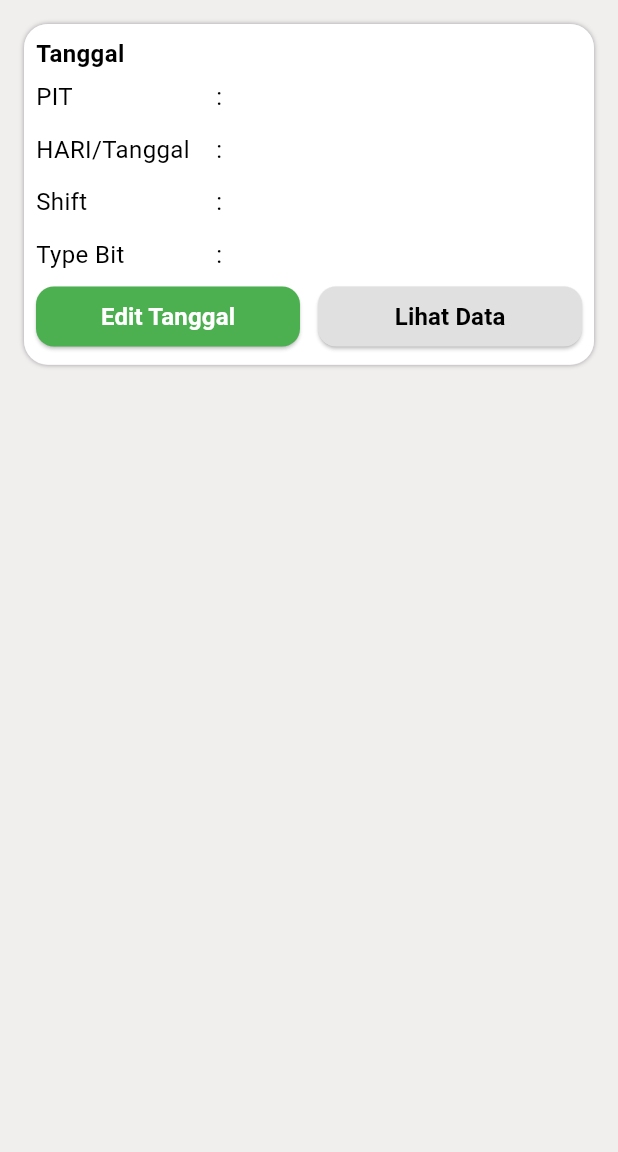
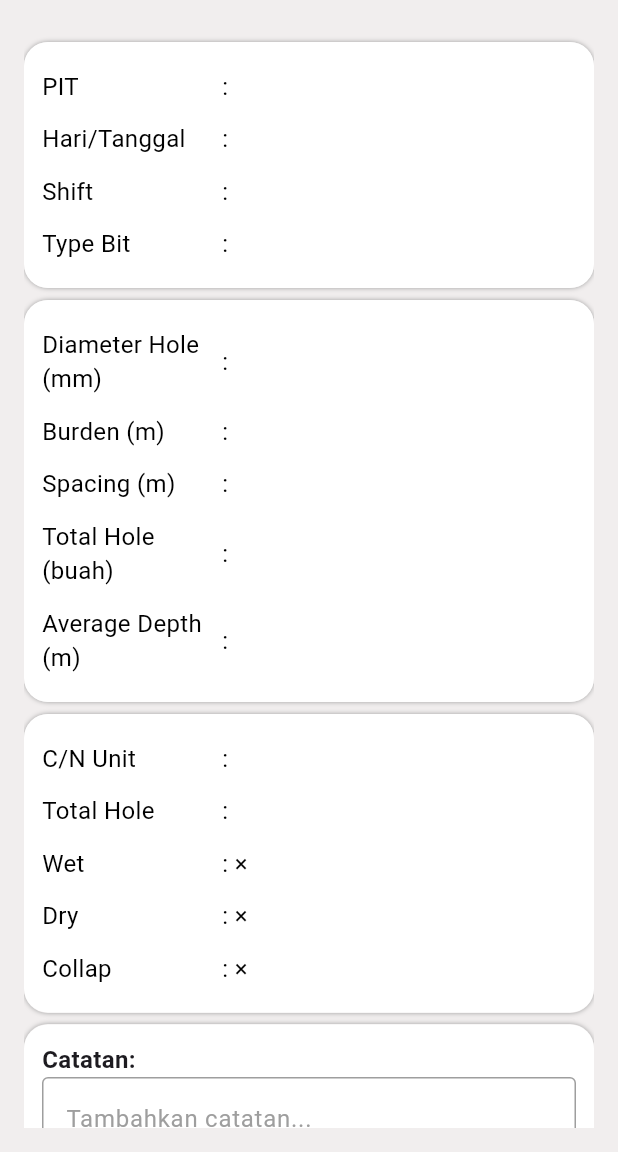
Before and after one commit to subkhanasroi/kpp-mining, a Flutter app: the TablePage screen opened directly, after a tap on "Lihat Data", on a phone screen of 412 x 824 dp, the part 84-1236 px from its top. Run offline on Flutter 3.47's test engine with Material 3 defaults, Android fonts, the phone set to English and light mode, and no system bars; our stand-ins replace flutter_svg, get; project files that could hold a hidden picture were left out.

Commit message:
create brick table

```diff
--- /dev/null
+++ b/lib/component/custom_table.component.dart
@@ -0,0 +1,72 @@
+import 'package:flutter/material.dart';
+
+void main() => runApp(const MaterialApp(home: GridBrickTable()));
+
+class GridBrickTable extends StatelessWidget {
+  const GridBrickTable({super.key});
+
+  static const int rowCount = 20;
+  static const int colCount = 20;
+
+  String getRowLabel(int index) => String.fromCharCode(65 + index); // A - T
+
+  @override
+  Widget build(BuildContext context) {
+    return Scaffold(
+      appBar: AppBar(title: const Text("Brick Style Grid")),
+      body: SingleChildScrollView(
+        scrollDirection: Axis.horizontal,
+        child: SingleChildScrollView(
+          child: Column(
+            children: List.generate(rowCount + 1, (row) {
+              // Header (baris pertama)
+              if (row == 0) {
+                return Row(
+                  children: List.generate(colCount + 1, (col) {
+                    if (col == colCount)
+                      return const SizedBox(width: 50); // sudut kanan atas
+                    return Container(
+                      width: 50,
+                      height: 40,
+                      alignment: Alignment.center,
+                      child: Text('${col + 1}'),
+                    );
+                  }),
+                );
+              }
+
+              // Baris isi data
+              return Row(
+                children: [
+                  // Offset: Tambah SizedBox setengah kolom untuk row genap
+                  if (row % 2 == 0) const SizedBox(width: 25),
+
+                  // Isi kolom
+                  ...List.generate(colCount, (col) {
+                    return Container(
+                      width: 50,
+                      height: 40,
+                      decoration: BoxDecoration(
+                        border: Border.all(color: Colors.grey),
+                      ),
+                      alignment: Alignment.center,
+                      child: const Text('-'),
+                    );
+                  }),
+
+                  // Label huruf kanan
+                  Container(
+                    width: 50,
+                    height: 40,
+                    alignment: Alignment.center,
+                    child: Text(getRowLabel(row - 1)),
+                  ),
+                ],
+              );
+            }),
+          ),
+        ),
+      ),
+    );
+  }
+}
--- /dev/null
+++ b/lib/controller/table/table.controller.dart
@@ -0,0 +1,31 @@
+import 'package:get/get.dart';
+import 'package:kppmining_calculator/model/inspect_data.model.dart';
+import 'package:kppmining_calculator/ui/table/inspect_data_page.dart';
+
+class TableController extends GetxController {
+  void getToInspectData() {
+    final emptyModel = InspectionFormModel(
+      pit: '',
+      date: '',
+      shift: '',
+      typeBit: '',
+      diameterHole: null,
+      burden: null,
+      spacing: null,
+      totalHole: null,
+      averageDepth: null,
+      cnUnit: '',
+      totalHoleStatus: null,
+      wet: false,
+      dry: false,
+      collapse: false,
+      note: '',
+    );
+
+    Get.to(
+      () => InspectionForPage(
+        data: emptyModel,
+      ),
+    );
+  }
+}
--- /dev/null
+++ b/lib/model/inspect_data.model.dart
@@ -0,0 +1,35 @@
+class InspectionFormModel {
+  final String pit;
+  final String date;
+  final String shift;
+  final String typeBit;
+  final int? diameterHole;
+  final int? burden;
+  final int? spacing;
+  final int? totalHole;
+  final double? averageDepth;
+  final String cnUnit;
+  final int? totalHoleStatus;
+  final bool wet;
+  final bool dry;
+  final bool collapse;
+  final String note;
+
+  InspectionFormModel({
+    required this.pit,
+    required this.date,
+    required this.shift,
+    required this.typeBit,
+    this.diameterHole,
+    this.burden,
+    this.spacing,
+    this.totalHole,
+    this.averageDepth,
+    required this.cnUnit,
+    this.totalHoleStatus,
+    this.wet = false,
+    this.dry = false,
+    this.collapse = false,
+    required this.note,
+  });
+}
--- a/lib/ui/calculator/calculator.page.dart
+++ b/lib/ui/calculator/calculator.page.dart
@@ -12,8 +12,11 @@ class CalculatorPage extends StatelessWidget {
 
     return Scaffold(
       appBar: const AppBarCustom(),
-      body: Padding(
+      body: Container(
+        decoration: BoxDecoration(
+            borderRadius: BorderRadius.circular(16), color: Colors.white),
         padding: const EdgeInsets.all(16.0),
+        margin: const EdgeInsets.all(16.0),
         child: GetBuilder<CalculatorController>(
           init: CalculatorController(),
           builder: (_) {
--- /dev/null
+++ b/lib/ui/table/inspect_data_page.dart
@@ -0,0 +1,183 @@
+import 'package:flutter/material.dart';
+import 'package:kppmining_calculator/component/appbar.component.dart';
+import 'package:kppmining_calculator/model/inspect_data.model.dart';
+
+class InspectionForPage extends StatelessWidget {
+  final InspectionFormModel data;
+
+  const InspectionForPage({
+    super.key,
+    required this.data,
+  });
+
+  @override
+  Widget build(BuildContext context) {
+    return Scaffold(
+        appBar: const AppBarCustom(),
+        body: Padding(
+          padding: const EdgeInsets.all(16),
+          child: ListView(
+            children: [
+              const SizedBox(height: 12),
+              Container(
+                padding: const EdgeInsets.all(12),
+                decoration: _decoration(),
+                child: Column(
+                  children: [
+                    _buildDateTime('PIT', data.pit),
+                    _buildDateTime('Hari/Tanggal', data.date),
+                    _buildDateTime('Shift', data.shift),
+                    _buildDateTime('Type Bit', data.typeBit),
+                  ],
+                ),
+              ),
+              const SizedBox(
+                height: 8,
+              ),
+              Container(
+                padding: const EdgeInsets.all(12),
+                decoration: _decoration(),
+                child: Column(
+                  children: [
+                    _buildDateTime(
+                        'Diameter Hole (mm)', data.diameterHole?.toString()),
+                    _buildDateTime('Burden (m)', data.burden?.toString()),
+                    _buildDateTime('Spacing (m)', data.spacing?.toString()),
+                    _buildDateTime(
+                        'Total Hole (buah)', data.totalHole?.toString()),
+                    _buildDateTime(
+                        'Average Depth (m)', data.averageDepth?.toString()),
+                  ],
+                ),
+              ),
+              const SizedBox(
+                height: 8,
+              ),
+              Container(
+                padding: const EdgeInsets.all(12),
+                decoration: _decoration(),
+                child: Column(
+                  children: [
+                    _buildDateTime('C/N Unit', data.cnUnit),
+                    _buildDateTime(
+                        'Total Hole', data.totalHoleStatus?.toString()),
+                    _buildDateTime('Wet', data.wet ? '✓' : '×'),
+                    _buildDateTime('Dry', data.dry ? '✓' : '×'),
+                    _buildDateTime('Collap', data.collapse ? '✓' : '×'),
+                  ],
+                ),
+              ),
+              const SizedBox(
+                height: 8,
+              ),
+              Container(
+                padding: const EdgeInsets.all(12),
+                decoration: _decoration(),
+                child: Column(
+                  crossAxisAlignment: CrossAxisAlignment.start,
+                  children: [
+                    const Text('Catatan:',
+                        style: TextStyle(
+                            fontSize: 16, fontWeight: FontWeight.bold)),
+                    const TextField(
+                        maxLines: 2,
+                        decoration: InputDecoration(
+                          hintText: 'Tambahkan catatan...',
+                          hintStyle: TextStyle(color: Colors.grey),
+                          enabledBorder: OutlineInputBorder(
+                              borderSide: BorderSide(color: Colors.grey)),
+                          disabledBorder: OutlineInputBorder(
+                              borderSide: BorderSide(color: Colors.grey)),
+                          border: OutlineInputBorder(
+                              borderSide: BorderSide(color: Colors.grey)),
+                        )),
+                    const SizedBox(
+                      height: 8,
+                    ),
+                    Row(
+                      children: [
+                        Expanded(
+                          child: SizedBox(
+                            child: ElevatedButton(
+                              onPressed: () {},
+                              style: ElevatedButton.styleFrom(
+                                backgroundColor: Colors.green,
+                                shape: RoundedRectangleBorder(
+                                  borderRadius: BorderRadius.circular(12),
+                                ),
+                              ),
+                              child: const Text(
+                                'Simpan',
+                                style: TextStyle(
+                                  color: Colors.white,
+                                  fontSize: 16,
+                                  fontWeight: FontWeight.bold,
+                                ),
+                              ),
+                            ),
+                          ),
+                        ),
+                        const SizedBox(width: 12),
+                        Expanded(
+                          child: SizedBox(
+                            child: ElevatedButton(
+                              onPressed: () {},
+                              style: ElevatedButton.styleFrom(
+                                backgroundColor: Colors.grey.shade300,
+                                shape: RoundedRectangleBorder(
+                                  borderRadius: BorderRadius.circular(12),
+                                ),
+                              ),
+                              child: const Text(
+                                'Reset',
+                                style: TextStyle(
+                                  color: Colors.black,
+                                  fontSize: 16,
+                                  fontWeight: FontWeight.bold,
+                                ),
+                              ),
+                            ),
+                          ),
+                        ),
+                      ],
+                    ),
+                  ],
+                ),
+              ),
+              Text(data.note, style: const TextStyle(fontSize: 16)),
+              const SizedBox(height: 16),
+            ],
+          ),
+        ));
+  }
+
+  BoxDecoration _decoration() {
+    return BoxDecoration(boxShadow: const [
+      BoxShadow(color: Colors.grey, blurStyle: BlurStyle.outer, blurRadius: 2)
+    ], borderRadius: BorderRadius.circular(16), color: Colors.white);
+  }
+
+  _buildDateTime(String? label, String? value) {
+    return Padding(
+      padding: const EdgeInsets.symmetric(vertical: 6),
+      child: Row(
+        children: [
+          SizedBox(
+            width: 120,
+            child: Text(
+              label ?? '',
+              style: const TextStyle(fontSize: 16, color: Colors.black),
+            ),
+          ),
+          const Text(': ', style: TextStyle(fontSize: 16, color: Colors.black)),
+          Expanded(
+            child: Text(
+              value ?? '',
+              style: const TextStyle(fontSize: 16, color: Colors.black),
+            ),
+          ),
+        ],
+      ),
+    );
+  }
+}
--- a/lib/ui/table/table.page.dart
+++ b/lib/ui/table/table.page.dart
@@ -1,17 +1,22 @@
 import 'package:flutter/material.dart';
-import 'package:get/get_state_manager/src/rx_flutter/rx_obx_widget.dart';
+import 'package:get/get.dart';
 import 'package:kppmining_calculator/component/appbar.component.dart';
+import 'package:kppmining_calculator/component/custom_table.component.dart';
+import 'package:kppmining_calculator/controller/table/table.controller.dart';
 
 class TablePage extends StatelessWidget {
   const TablePage({super.key});
 
   @override
   Widget build(BuildContext context) {
+    return GetBuilder(
+        init: TableController(),
+        builder: (controller) {
           return Scaffold(
             appBar: const AppBarCustom(),
             body: Padding(
               padding: const EdgeInsets.all(16),
-        child: Column(
+              child: ListView(
                 children: [
                   Container(
                     padding: const EdgeInsets.all(8),
@@ -48,7 +53,9 @@ class TablePage extends StatelessWidget {
                             Expanded(
                               child: SizedBox(
                                 child: ElevatedButton(
-                            onPressed: () {},
+                                  onPressed: () {
+                                    Get.to(GridBrickTable());
+                                  },
                                   style: ElevatedButton.styleFrom(
                                     backgroundColor: Colors.green,
                                     shape: RoundedRectangleBorder(
@@ -70,7 +77,7 @@ class TablePage extends StatelessWidget {
                             Expanded(
                               child: SizedBox(
                                 child: ElevatedButton(
-                            onPressed: () {},
+                                  onPressed: controller.getToInspectData,
                                   style: ElevatedButton.styleFrom(
                                     backgroundColor: Colors.grey.shade300,
                                     shape: RoundedRectangleBorder(
@@ -93,10 +100,55 @@ class TablePage extends StatelessWidget {
                       ],
                     ),
                   ),
+                  const SizedBox(
+                    height: 8,
+                  ),
+                  Container(
+                    padding:
+                        const EdgeInsets.symmetric(horizontal: 12, vertical: 4),
+                    decoration: BoxDecoration(
+                        color: Colors.white,
+                        borderRadius: BorderRadius.circular(16)),
+                    child: Row(
+                      children: [
+                        const Text(
+                          'Pattern:',
+                          style: TextStyle(
+                              fontWeight: FontWeight.w700, fontSize: 14),
+                        ),
+                        const Text(
+                          '8x8',
+                          style: TextStyle(fontSize: 14),
+                        ),
+                        const Spacer(),
+                        SizedBox(
+                          width: 150,
+                          child: ElevatedButton(
+                            onPressed: controller.getToInspectData,
+                            style: ElevatedButton.styleFrom(
+                              backgroundColor: Colors.green,
+                              shape: RoundedRectangleBorder(
+                                borderRadius: BorderRadius.circular(12),
+                              ),
+                            ),
+                            child: const Text(
+                              'Edit Table',
+                              style: TextStyle(
+                                color: Colors.white,
+                                fontSize: 16,
+                                fontWeight: FontWeight.bold,
+                              ),
+                            ),
+                          ),
+                        ),
+                      ],
+                    ),
+                  ),
                 ],
               ),
             ),
           );
+        });
   }
 
   _buildDateTime(String? label, String? value) {
```
Lines whose indentation alone changed are shown as unchanged.
